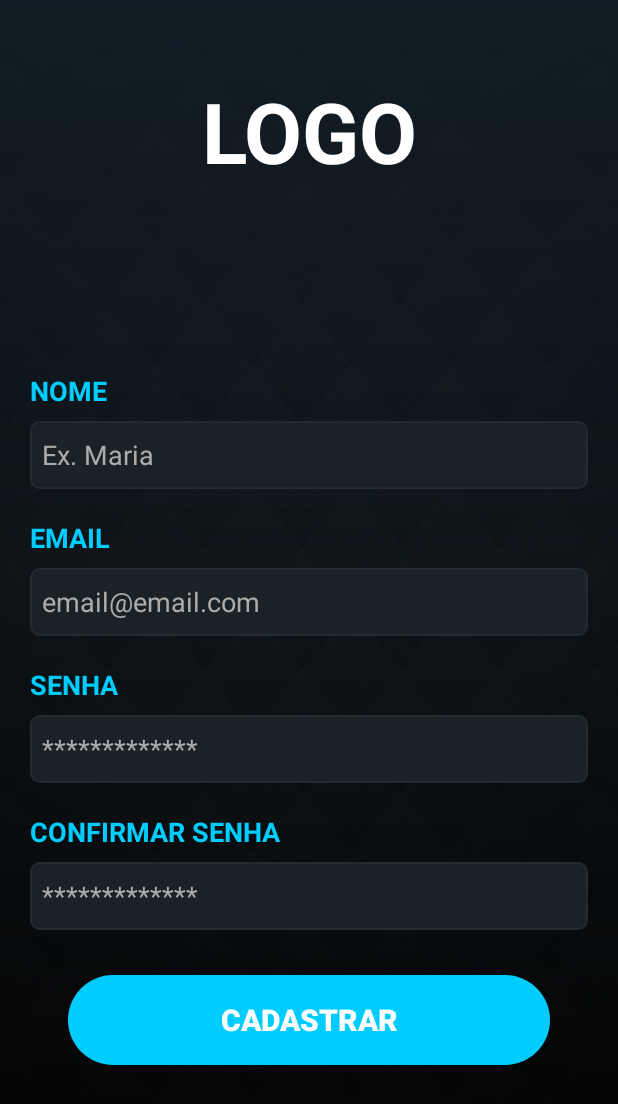
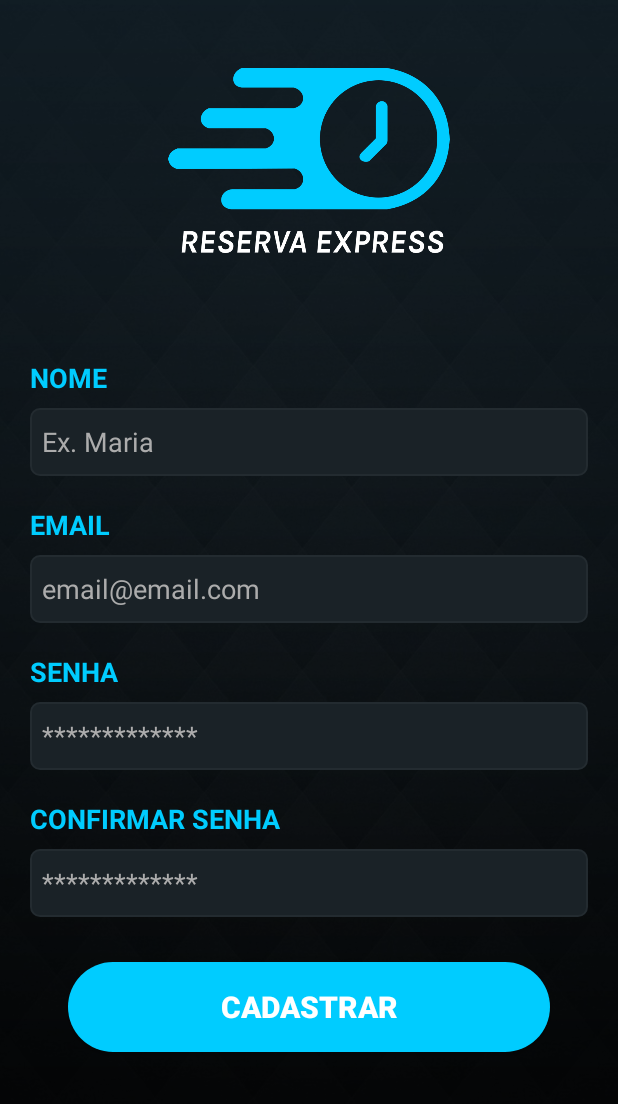
Before and after one commit to GeanCesar/projetoIntegradoV, an Android app: the CadastrarActivity screen opened directly, with no data from a screen before it, on a phone screen of 412 x 824 dp. Shown: the top 1104 px of the screen. Run offline under Robolectric (Android 15) with nearby library versions, the phone set to English and light mode, and no system bars; our stand-ins replace Firebase (no records; nobody signed in at launch, a user with empty details on screens opened directly).

Commit message:
Adição do logo

```diff
--- a/app/src/main/res/layout/activity_cadastrar.xml
+++ b/app/src/main/res/layout/activity_cadastrar.xml
@@ -26,17 +26,14 @@
             android:paddingLeft="20dp"
             android:paddingEnd="20dp">+
 
-            <TextView
-                android:id="@+id/textView"
+            <ImageView
+                android:id="@+id/imageView9"
                 android:layout_width="match_parent"
-                android:layout_height="128dp"
-                android:layout_marginTop="50dp"
-                android:layout_marginBottom="50dp"
-                android:text="LOGO"
-                android:textAlignment="center"
-                android:textColor="@color/branco"
-                android:textSize="56sp"
-                android:textStyle="bold" />
+                android:layout_height="154dp"
+                android:layout_marginTop="30dp"
+                android:layout_marginBottom="35dp"
+                android:padding="15dp"
+                app:srcCompat="@drawable/logo" />
 
             <TextView
                 android:layout_width="match_parent"
--- a/app/src/main/res/values/styles.xml
+++ b/app/src/main/res/values/styles.xml
@@ -1,7 +1,9 @@
 <resources>
 
     <!-- Base application theme. -->
-    <style name="AppTheme" parent="Theme.AppCompat.Light.NoActionBar" />
+    <style name="AppTheme" parent="Theme.AppCompat.Light.NoActionBar" >
+        <item name="android:colorPrimaryDark">@color/azul_projeto</item>
+    </style>
     <style name="CalendarioAzul" parent="Theme.AppCompat.Light.Dialog">
         <item name="colorAccent">@color/azul_projeto</item>
     </style>
@@ -16,7 +18,7 @@
     </style>
 
     <style name="alertaAzul" parent="Theme.AppCompat.Light.Dialog.Alert">
-        <item name="android:colorAccent">@color/azul_projeto</item>
+        <item name="android:colorAccent">#0F8DAC</item>
         <item name="android:background">@color/cinzaEscuroA</item>
         <item name="android:textColorPrimary">#FFFFFF</item>
     </style>
```
Also changed, not shown: app/src/main/res/layout/activity_login.xml (+6 -9 lines), app/src/main/res/layout/activity_main.xml (+6 -9 lines), app/src/main/res/drawable/logo.png (added), 49 other files.
